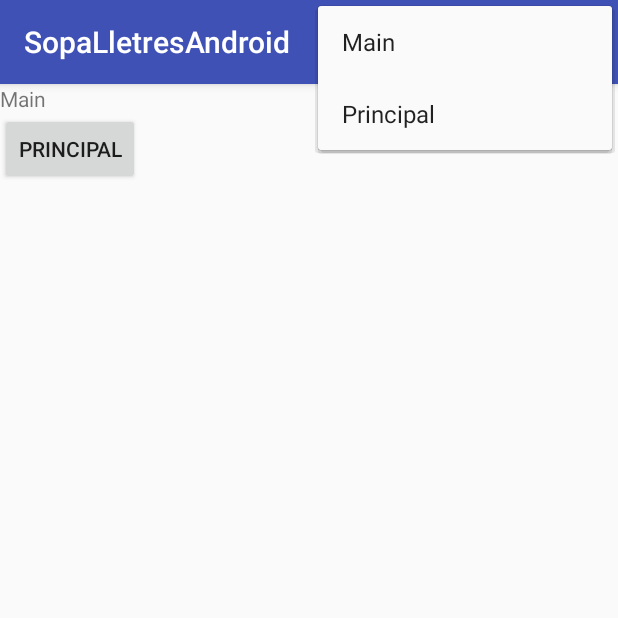
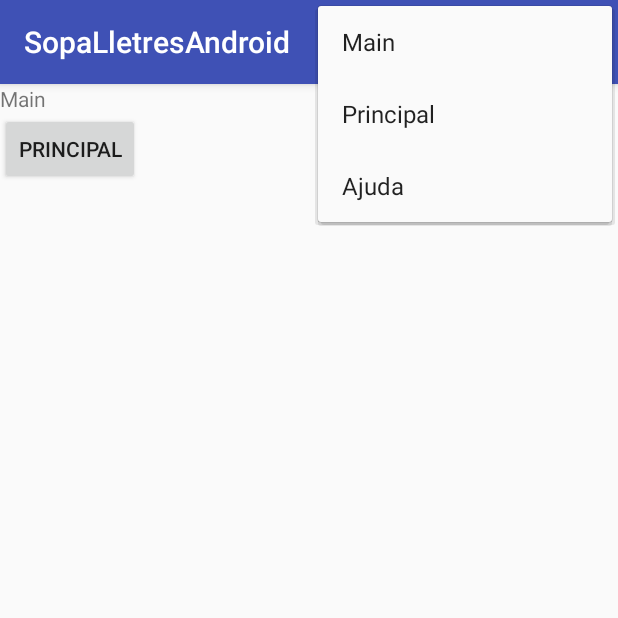
Before and after one commit to davrami/SopaLletresAndroid, an Android app: the screen it shows after launch (MainActivity), with the options menu open, on a phone screen of 412 x 824 dp, the top half of it. Run offline under Robolectric (Android 15) with nearby library versions, the phone set to English and light mode, and no system bars.

```diff
--- a/app/src/main/AndroidManifest.xml
+++ b/app/src/main/AndroidManifest.xml
@@ -1,6 +1,7 @@
 <?xml version="1.0" encoding="utf-8"?>
 <manifest xmlns:android="http://schemas.android.com/apk/res/android"
     package="dam2.sopalletresandroid">
+    <uses-permission android:name="android.permission.INTERNET" />
 
     <application
         android:allowBackup="true"
--- /dev/null
+++ b/app/src/main/res/layout/activity_help.xml
@@ -0,0 +1,6 @@
+<?xml version="1.0" encoding="utf-8"?>
+<WebView  xmlns:android="http://schemas.android.com/apk/res/android"
+    android:id="@+id/webviewAjuda"
+    android:layout_width="fill_parent"
+    android:layout_height="fill_parent"
+    />
--- a/app/src/main/res/menu/action_bar_menu.xml
+++ b/app/src/main/res/menu/action_bar_menu.xml
@@ -12,4 +12,8 @@
         android:showAsAction="never"
         tools:ignore="AppCompatResource" />
 
+    <item android:id="@+id/ajuda"
+        android:title="@string/ajuda"
+        android:showAsAction="never"
+        tools:ignore="AppCompatResource" />
 </menu>
--- a/app/src/main/res/values/strings.xml
+++ b/app/src/main/res/values/strings.xml
@@ -2,5 +2,6 @@
     <string name="app_name">SopaLletresAndroid</string>
     <string name="main">Main</string>
     <string name="principal">Principal</string>
+    <string name="ajuda">Ajuda</string>
 
 </resources>
```
Also changed, not shown: app/src/main/java/dam2/sopalletresandroid/MainActivity.java (+18 -2 lines), app/src/main/java/dam2/sopalletresandroid/PrincipalActivity.java (+13 -3 lines), app/src/main/java/dam2/sopalletresandroid/Utility.java (+8 -0 lines).
